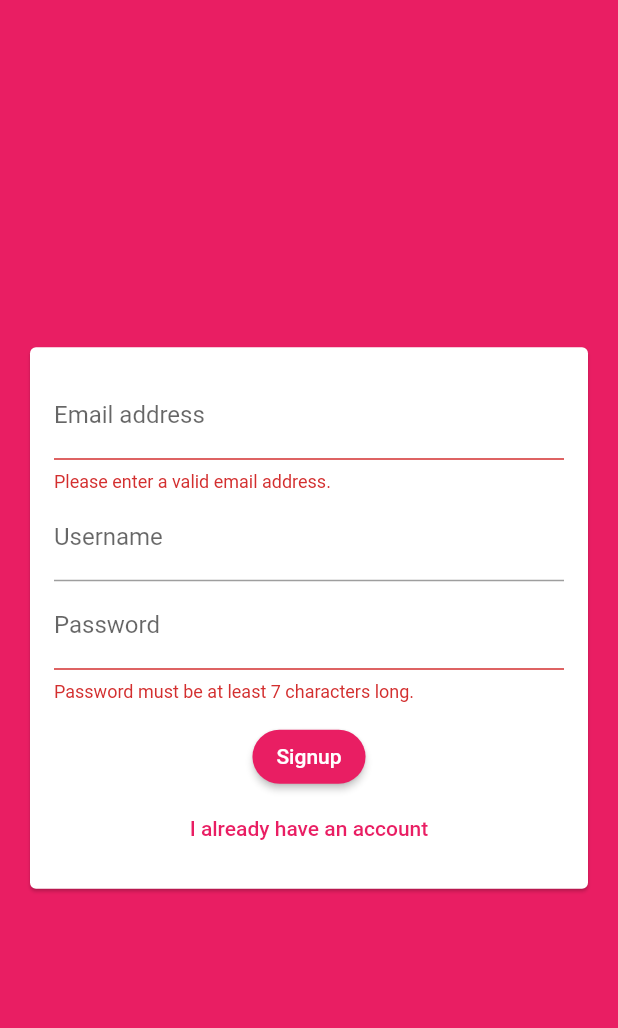
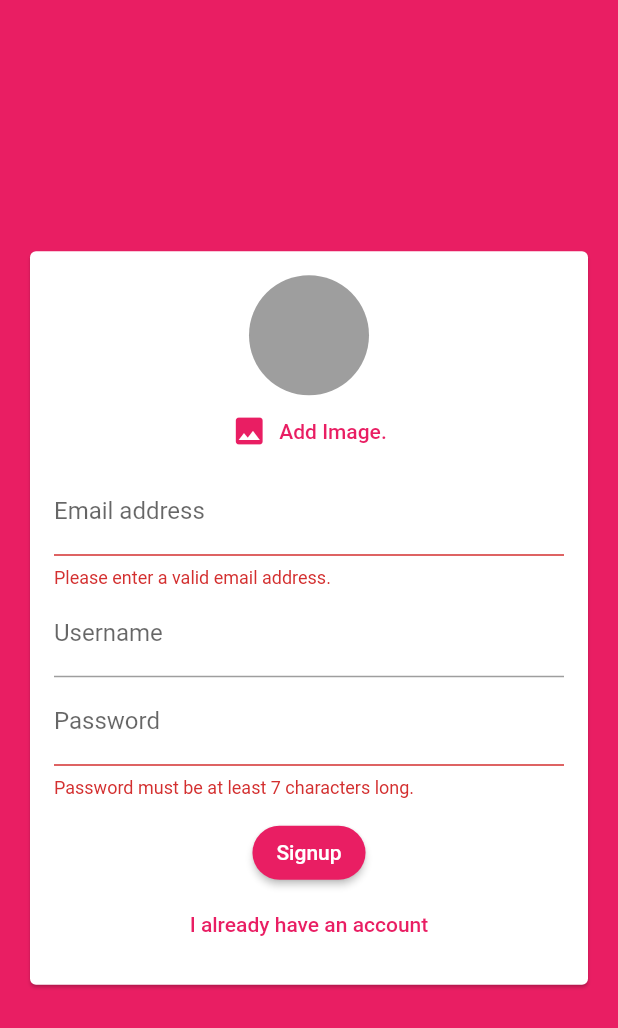
Before and after one commit to ittroller/chat_app_flutter, a Flutter app: the screen it shows after launch, after a tap on "Login", after a tap on "Create new account", on a phone screen of 412 x 824 dp. Shown: the top 1028 px of the screen. Run offline on Flutter 3.47's test engine with Material 2 defaults, Android fonts, the phone set to English and light mode, and no system bars; our stand-ins replace cloud_firestore, firebase_auth, firebase_core, image_picker; accounts and stored records are empty.

Commit message:
handle image picker of user

```diff
--- a/lib/widgets/auth/auth_form.dart
+++ b/lib/widgets/auth/auth_form.dart
@@ -1,4 +1,6 @@
+import 'dart:io';
 import 'package:flutter/material.dart';
+import 'package:chat_app/widgets/pickers/user_image_picker.dart';
 
 class AuthForm extends StatefulWidget {
   const AuthForm({
@@ -32,11 +34,26 @@ class _AuthFormState extends State<AuthForm> {
   var _userEmail = 'ittroller8@gmail.com';
   var _userName = 'Admin@123';
   var _userPassword = '';
+  var _userImageFile;
+
+  void _pickedImage(File image) {
+    _userImageFile = image;
+  }
 
   void _trySubmit() {
     final isValid = _formKey.currentState!.validate();
 
     FocusScope.of(context).unfocus();
+
+    if (_userImageFile == null && !_isLogin) {
+      ScaffoldMessenger.of(context).showSnackBar(
+        SnackBar(
+          content: Text('Please pick an image.'),
+          backgroundColor: Theme.of(context).errorColor,
+        ),
+      );
+      return;
+    }
 
     if (isValid) {
       _formKey.currentState!.save();
@@ -59,6 +76,10 @@ class _AuthFormState extends State<AuthForm> {
               child: Column(
                 mainAxisSize: MainAxisSize.min,
                 children: <Widget>[
+                  if (!_isLogin)
+                    UserImagePicker(
+                      imagePickerFn: _pickedImage,
+                    ),
                   TextFormField(
                     controller: emailController,
                     key: ValueKey('email'),
--- /dev/null
+++ b/lib/widgets/pickers/user_image_picker.dart
@@ -0,0 +1,57 @@
+import 'dart:io';
+
+import 'package:flutter/material.dart';
+import 'package:image_picker/image_picker.dart';
+
+class UserImagePicker extends StatefulWidget {
+  const UserImagePicker({Key? key, required this.imagePickerFn})
+      : super(key: key);
+
+  final void Function(File pickerImage) imagePickerFn;
+
+  @override
+  _UserImagePickerState createState() => _UserImagePickerState();
+}
+
+class _UserImagePickerState extends State<UserImagePicker> {
+  final ImagePicker _picker = ImagePicker();
+
+  File? _image;
+
+  void _pickImageFunc() async {
+    final XFile? imageFile =
+        await _picker.pickImage(source: ImageSource.camera);
+
+    setState(() {
+      print(imageFile);
+      if (imageFile != null) {
+        _image = File(imageFile.path);
+      } else {
+        print('error');
+      }
+    });
+
+    widget.imagePickerFn(File(imageFile!.path));
+  }
+
+  @override
+  Widget build(BuildContext context) {
+    return Column(
+      children: <Widget>[
+        CircleAvatar(
+          radius: 40,
+          backgroundImage: _image != null ? FileImage(_image!) : null,
+          backgroundColor: Colors.grey,
+        ),
+        TextButton.icon(
+          onPressed: _pickImageFunc,
+          icon: Icon(Icons.image),
+          label: Text(
+            'Add Image.',
+            style: TextStyle(color: Theme.of(context).primaryColor),
+          ),
+        ),
+      ],
+    );
+  }
+}
--- a/pubspec.yaml
+++ b/pubspec.yaml
@@ -30,6 +30,8 @@ dependencies:
   cloud_firestore: ^2.3.0
   firebase_core: ^1.3.0
   firebase_auth: ^3.0.1
+  image_picker: ^0.8.3+2
+  firebase_storage: ^10.0.1
 
 dev_dependencies:
   flutter_test:
```
Also changed, not shown: pubspec.lock, 1 other file.
